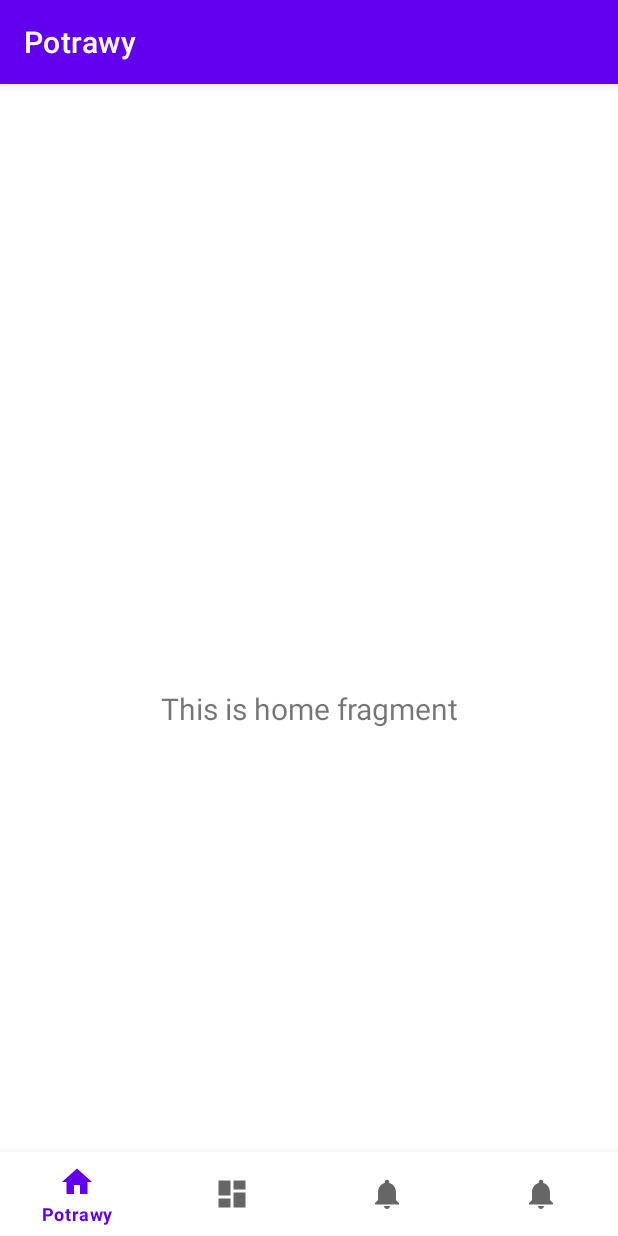
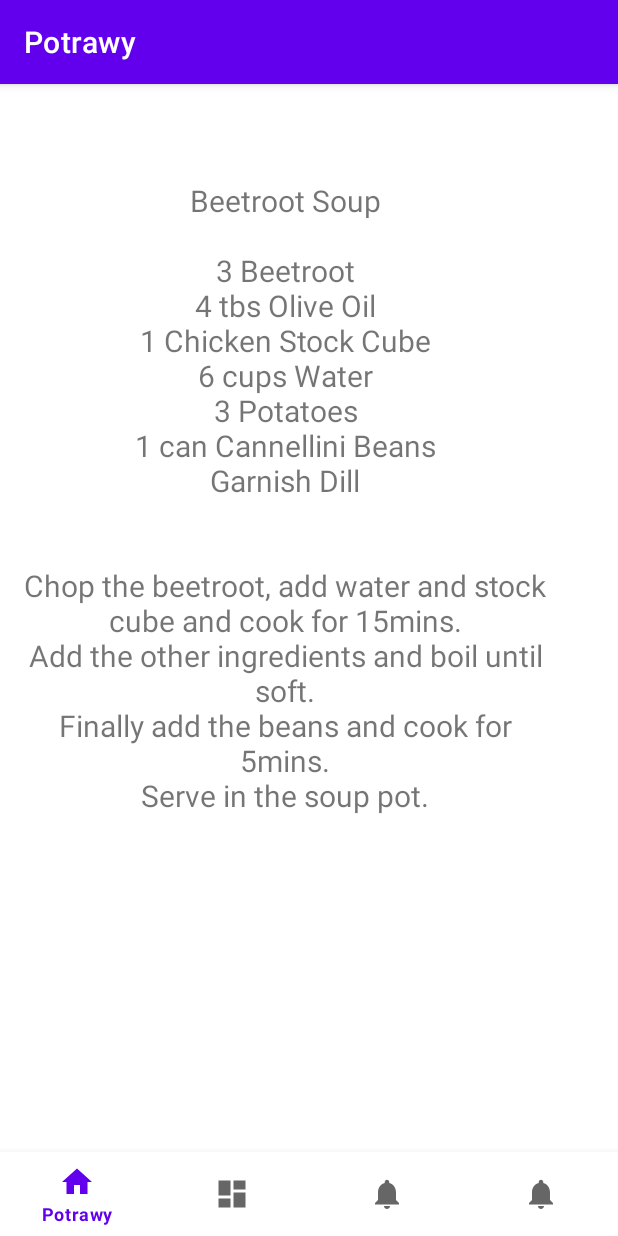
Before and after one commit to damiankreft/PAMO, an Android app: the screen it shows after launch (MainActivity), on a phone screen of 412 x 824 dp. Run offline under Robolectric (Android 15) with nearby library versions, the phone set to English and light mode, and no system bars; our stand-ins replace navigation-ui.

Commit message:
Add recipe feature

```diff
--- a/Lab2/app/src/main/java/pl/edu/pja/s23447/lab2/ui/home/HomeFragment.java
+++ b/Lab2/app/src/main/java/pl/edu/pja/s23447/lab2/ui/home/HomeFragment.java
@@ -10,11 +10,51 @@ import androidx.annotation.NonNull;
 import androidx.fragment.app.Fragment;
 import androidx.lifecycle.ViewModelProvider;
 
+import java.util.concurrent.ThreadLocalRandom;
+
 import pl.edu.pja.s23447.lab2.databinding.FragmentHomeBinding;
 
 public class HomeFragment extends Fragment {
 
     private FragmentHomeBinding binding;
+
+    private final String RECIPE_1_NAME = "Lamb Pilaf";
+    private final String RECIPE_1_INGREDIENTS = "\n" +
+            "2 tbs Butter\n" +
+            "1 chopped Onion\n" +
+            "450g Lamb\n" +
+            "2 cloves Garlic\n" +
+            "600ml Vegetable Stock\n" +
+            "2 cups Rice\n" +
+            "Pinch Saffron\n" +
+            "Garnish Parsley\n";
+    private final String RECIPE_1_INSTRUCTION = "Place the raisins and prunes into a small bowl and pour over enough water to cover.\n" +
+            "Add lemon juice and let soak for at least 1 hour.\n" +
+            "Drain.\n" +
+            "Roughly chop the prunes.\n" +
+            "Meanwhile, heat the butter in a large pan, add the onion, and cook for 5 minutes.\n" +
+            "Add cubed lamb, ground lamb, and crushed garlic cloves.\n" +
+            "Fry for 5 minutes, stirring constantly until browned.\n" +
+            "Pour 2/3 cup (150 milliliters) of stock into the pan.\n" +
+            "Bring to a boil, then lower the heat, cover, and simmer for 1 hour, or until the lamb is tender.\n" +
+            "Add the remaining stock and bring to a boil.\n" +
+            "Add rinsed long-grain white rice and a large pinch of saffron.\n" +
+            "Stir, then cover, and simmer for 15 minutes, or until the rice is tender.\n" +
+            "Add the drained raisins, drained chopped prunes, and salt and pepper to taste.\n" +
+            "Heat through for a few minutes, then turn out onto a warmed serving dish and garnish with sprigs of flat-leaf parsley.";
+
+    private final String RECIPE_2_NAME = "Beetroot Soup";
+    private final String RECIPE_2_INGREDIENTS = "3 Beetroot\n" +
+            "4 tbs Olive Oil\n" +
+            "1 Chicken Stock Cube\n" +
+            "6 cups Water\n" +
+            "3 Potatoes\n" +
+            "1 can Cannellini Beans\n" +
+            "Garnish Dill\n";
+    private final String RECIPE_2_INSTRUCTION = "Chop the beetroot, add water and stock cube and cook for 15mins.\n" +
+            "Add the other ingredients and boil until soft.\n" +
+            "Finally add the beans and cook for 5mins.\n" +
+            "Serve in the soup pot.";
 
     public View onCreateView(@NonNull LayoutInflater inflater,
                              ViewGroup container, Bundle savedInstanceState) {
@@ -25,7 +65,16 @@ public class HomeFragment extends Fragment {
         View root = binding.getRoot();
 
         final TextView textView = binding.textHome;
-        homeViewModel.getText().observe(getViewLifecycleOwner(), textView::setText);
+        int min = 0;
+        int max = 1;
+        int randomNum = ThreadLocalRandom.current().nextInt(min, max + 1);
+        if (randomNum == 1) {
+            binding.textHome.setText(RECIPE_2_NAME + "\n\n" + RECIPE_2_INGREDIENTS + "\n\n" + RECIPE_2_INSTRUCTION);
+        }
+        else {
+            binding.textHome.setText(RECIPE_1_NAME + "\n\n" + RECIPE_1_INGREDIENTS + "\n\n" + RECIPE_1_INSTRUCTION);
+        }
+
         return root;
     }
 
--- a/Lab2/app/src/main/res/layout/fragment_home.xml
+++ b/Lab2/app/src/main/res/layout/fragment_home.xml
@@ -6,17 +6,26 @@
     android:layout_height="match_parent"
     tools:context=".ui.home.HomeFragment">
 
+    <ScrollView
+        android:layout_width="match_parent"
+        android:layout_height="match_parent"
+        android:layout_marginBottom="100dp"
+        app:layout_constraintBottom_toBottomOf="parent"
+        app:layout_constraintEnd_toEndOf="parent"
+        app:layout_constraintStart_toStartOf="parent">
+
         <TextView
             android:id="@+id/text_home"
             android:layout_width="match_parent"
-        android:layout_height="wrap_content"
+            android:layout_height="match_parent"
             android:layout_marginStart="8dp"
             android:layout_marginTop="8dp"
-        android:layout_marginEnd="8dp"
+            android:layout_marginEnd="40dp"
             android:textAlignment="center"
             android:textSize="20sp"
             app:layout_constraintBottom_toBottomOf="parent"
             app:layout_constraintEnd_toEndOf="parent"
             app:layout_constraintStart_toStartOf="parent"
             app:layout_constraintTop_toTopOf="parent" />
+    </ScrollView>
 </androidx.constraintlayout.widget.ConstraintLayout>
--- a/Lab2/app/src/main/res/layout/fragment_notifications.xml
+++ b/Lab2/app/src/main/res/layout/fragment_notifications.xml
@@ -5,7 +5,6 @@
     android:layout_width="match_parent"
     android:layout_height="match_parent"
     tools:context=".ui.notifications.NotificationsFragment">
-
     <EditText
         android:id="@+id/heightEditText"
         android:layout_width="240dp"
```
Lines whose indentation alone changed are shown as unchanged.
